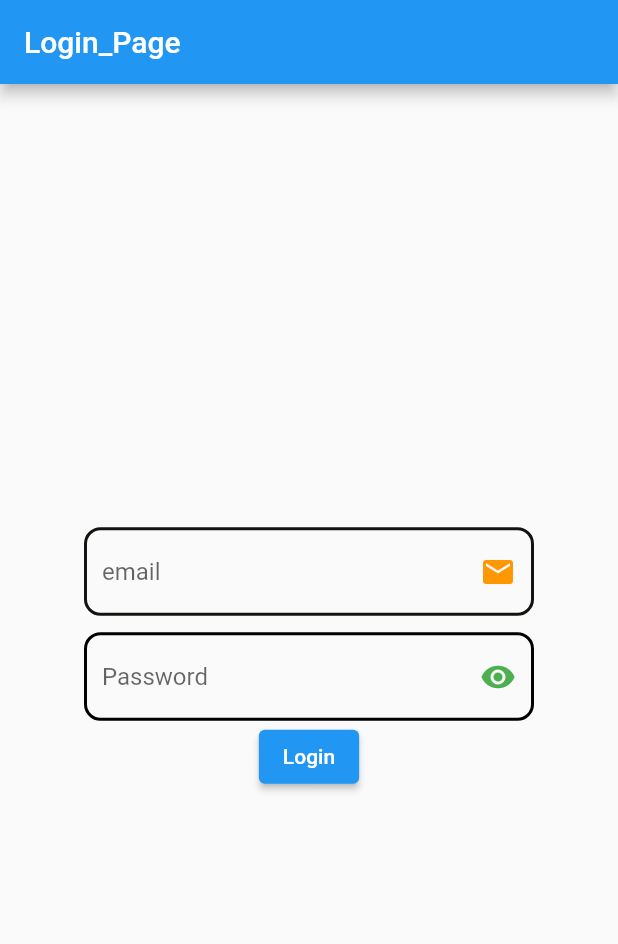
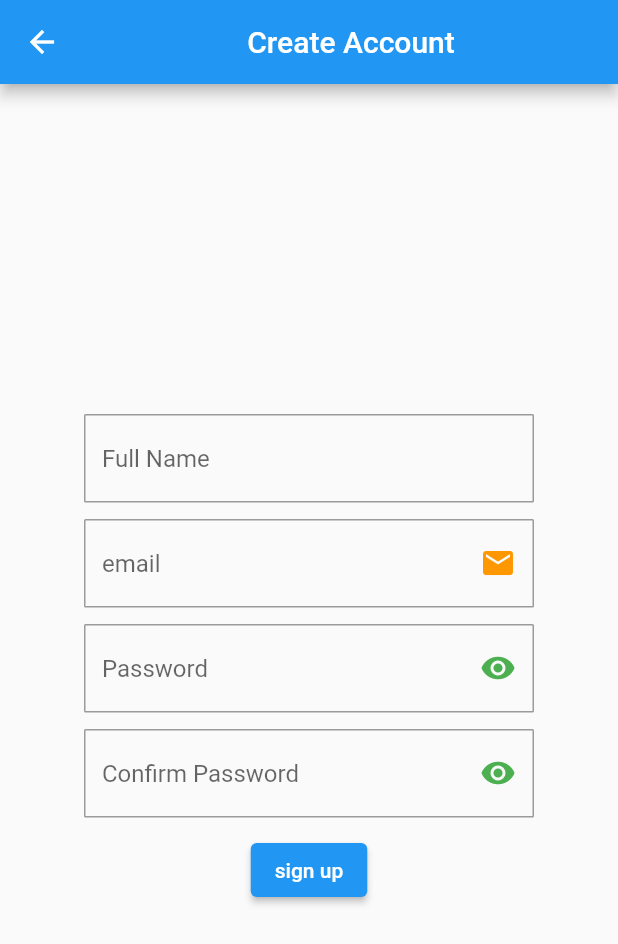
Before and after one commit to rajkumardevarakonda/demo_flutter, a Flutter app: the MyHomePage screen opened directly, on a phone screen of 412 x 824 dp. Shown: the top 944 px of the screen. Run offline on Flutter 3.47's test engine with Material 2 defaults, Android fonts, the phone set to English and light mode, and no system bars.

Commit message:
sign up page created and integrated signup ,signin ,main pages

```diff
--- /dev/null
+++ b/lib/sign_up.dart
@@ -0,0 +1,154 @@
+// import 'package:flutter/cupertino.dart';
+import 'package:flutter/material.dart';
+
+void main() {
+  runApp(const MyApp());
+}
+
+class MyApp extends StatelessWidget {
+  const MyApp({Key? key}) : super(key: key);
+
+  @override
+  Widget build(BuildContext context) {
+    return MaterialApp(
+      title: 'Flutter Demo',
+      debugShowCheckedModeBanner: false,
+      theme: ThemeData(
+        primarySwatch: Colors.orange,
+      ),
+      home: const MyHomePage(),
+    );
+  }
+}
+
+class MyHomePage extends StatefulWidget {
+  const MyHomePage({Key? key}) : super(key: key);
+
+  @override
+  State<MyHomePage> createState() => _MyHomePageState();
+}
+
+class _MyHomePageState extends State<MyHomePage> {
+  var emailText = TextEditingController();
+  var passText = TextEditingController();
+
+  @override
+  Widget build(BuildContext context) {
+    return Scaffold(
+      appBar: AppBar(
+        title: const Center(
+          child: Text("Create Account"),
+        ),
+      ),
+      body: Center(
+        child: SizedBox(
+          width: 300,
+          child: Column(
+            mainAxisAlignment: MainAxisAlignment.center,
+            children: [
+              TextField(
+                  controller: passText,
+                  decoration: InputDecoration(
+                    hintText: 'Full Name',
+                    border: OutlineInputBorder(
+                      borderRadius: BorderRadius.circular(1),
+                      // borderSide:
+                      //     const BorderSide(color: Colors.green, width: 2),
+                    ),
+                  )),
+              Container(
+                height: 11,
+              ),
+              TextField(
+                // keyboardType: TextInputType.phone,
+                controller: emailText,
+                decoration: InputDecoration(
+                  hintText: 'email',
+                  border: OutlineInputBorder(
+                      borderRadius: BorderRadius.circular(1),
+                      borderSide: BorderSide(color: Colors.orange, width: 2)),
+                  // enabledBorder: OutlineInputBorder(
+                  //     borderRadius: BorderRadius.circular(11),
+                  //     borderSide: BorderSide(
+                  //         color: Color.fromARGB(255, 19, 19, 15), width: 2)),
+                  // disabledBorder: OutlineInputBorder(
+                  //     borderRadius: BorderRadius.circular(11),
+                  //     borderSide:  BorderSide(
+                  //         color: Color.fromARGB(255, 20, 227, 203), width: 2)),
+                  // suffixText: 'username exits',
+
+                  suffixIcon: Icon(
+                    Icons.email,
+                    color: Colors.orange,
+                  ),
+                ),
+              ),
+              Container(
+                height: 11,
+              ),
+              TextField(
+                controller: passText,
+                obscureText: true,
+                obscuringCharacter: '*',
+                decoration: InputDecoration(
+                  hintText: 'Password',
+                  border: OutlineInputBorder(
+                    borderRadius: BorderRadius.circular(1),
+                    borderSide: const BorderSide(color: Colors.green, width: 2),
+                  ),
+                  // enabledBorder: OutlineInputBorder(
+                  //     borderRadius: BorderRadius.circular(11),
+                  //    borderSide: BorderSide(
+                  //        color: Colors.black, width: 2)),
+                  suffixIcon: IconButton(
+                    icon: Icon(
+                      Icons.remove_red_eye,
+                      color: Colors.green,
+                    ),
+                    onPressed: () {},
+                  ),
+                ),
+              ),
+              Container(
+                height: 11,
+              ),
+              TextField(
+                controller: passText,
+                obscureText: true,
+                obscuringCharacter: '*',
+                decoration: InputDecoration(
+                  hintText: 'Confirm Password',
+                  border: OutlineInputBorder(
+                    borderRadius: BorderRadius.circular(1),
+                    borderSide: const BorderSide(color: Colors.green, width: 2),
+                  ),
+
+                  // enabledBorder: OutlineInputBorder(
+                  //     borderRadius: BorderRadius.circular(11),
+                  //     borderSide: BorderSide(color: Colors.black, width: 2)),
+                  suffixIcon: IconButton(
+                    icon: Icon(
+                      Icons.remove_red_eye,
+                      color: Colors.green,
+                    ),
+                    onPressed: () {},
+                  ),
+                ),
+              ),
+              Container(
+                height: 11,
+              ),
+              ElevatedButton(
+                  onPressed: () {
+                    Navigator.pop(context);
+                    // String uEmail = emailText.text.toString();
+                    // String uPass = passText.text;
+                  },
+                  child: Text('sign up'))
+            ],
+          ),
+        ),
+      ),
+    );
+  }
+}
```
Also changed, not shown: lib/login_page.dart (+55 -22 lines), lib/main.dart (+12 -1 lines).
